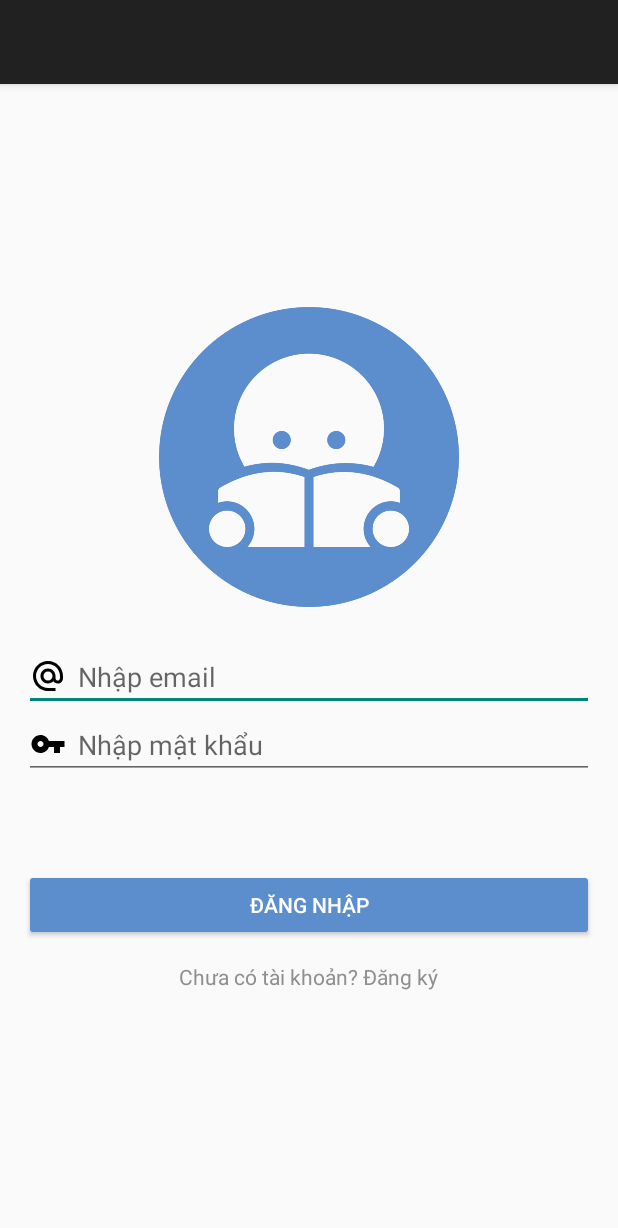
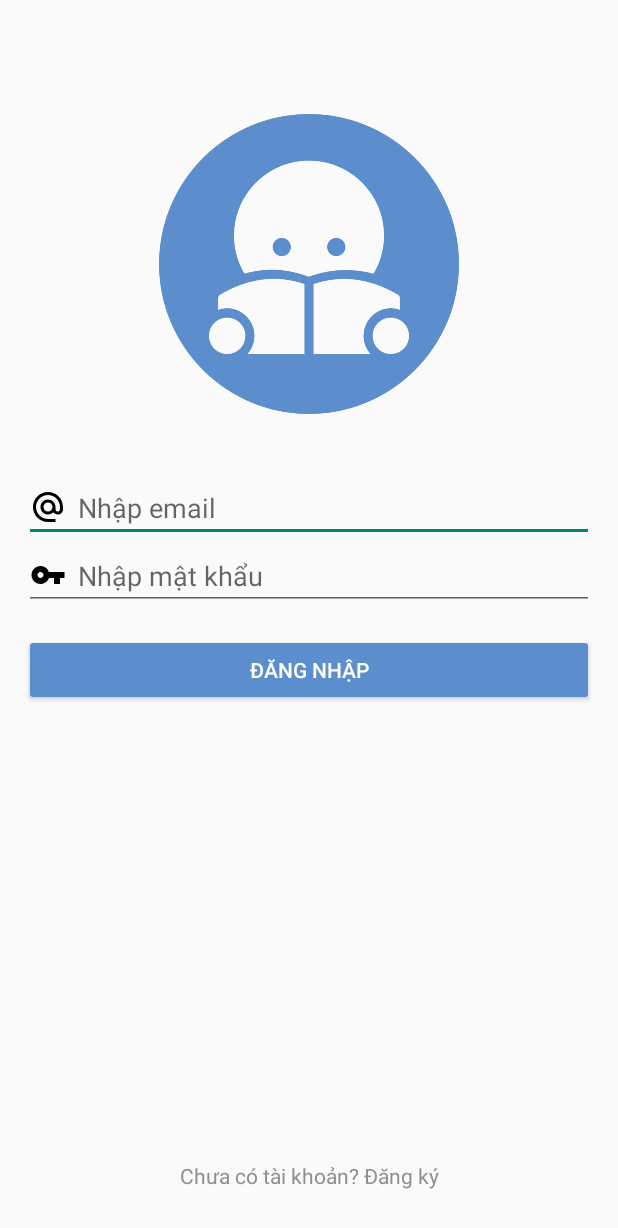
Before and after one commit to xemptsible/pdfViewer-LTDD, an Android app: the screen it shows after launch (LoginActivity), on a phone screen of 412 x 824 dp. Shown: the top 1228 px of the screen. Run offline under Robolectric (Android 15) with nearby library versions, the phone set to English and light mode, and no system bars; our stand-ins replace Firebase (no records; nobody signed in at launch, a user with empty details on screens opened directly).

Commit message:
Cập nhật

```diff
--- a/app/src/main/AndroidManifest.xml
+++ b/app/src/main/AndroidManifest.xml
@@ -45,10 +45,12 @@
         </activity>
         <activity
             android:name=".auth.LoginActivity"
-            android:exported="true" />
+            android:exported="true"
+            android:theme="@style/Theme.AppCompat.DayNight.NoActionBar"/>
         <activity
             android:name=".auth.RegisterActivity"
-            android:exported="true" />
+            android:exported="true"
+            android:theme="@style/Theme.AppCompat.DayNight.NoActionBar"/>
         <activity
             android:name=".pdf.PdfViewerActivity"
             android:exported="false" />
--- a/app/src/main/java/com/mt/pdfviewer/auth/LoginActivity.java
+++ b/app/src/main/java/com/mt/pdfviewer/auth/LoginActivity.java
@@ -36,11 +36,8 @@ public class LoginActivity extends AppCompatActivity {
 
         firebaseAuth = FirebaseAuth.getInstance();
 
-        Objects.requireNonNull(getSupportActionBar()).setTitle("");
-
         binding.btnChuyenSangDK.setOnClickListener(v -> {
             startActivity(new Intent(this, RegisterActivity.class));
-            finish();
         });
 
         binding.btnDN.setOnClickListener(v -> {
--- /dev/null
+++ b/app/src/main/res/drawable/baseline_arrow_back_24.xml
@@ -0,0 +1,5 @@
+<vector xmlns:android="http://schemas.android.com/apk/res/android" android:autoMirrored="true" android:height="24dp" android:tint="#000000" android:viewportHeight="24" android:viewportWidth="24" android:width="24dp">
+
+    <path android:fillColor="@android:color/white" android:pathData="M20,11H7.83l5.59,-5.59L12,4l-8,8 8,8 1.41,-1.41L7.83,13H20v-2z"/>
+
+</vector>
--- a/app/src/main/res/layout/activity_login.xml
+++ b/app/src/main/res/layout/activity_login.xml
@@ -1,55 +1,72 @@
 <?xml version="1.0" encoding="utf-8"?>
-<LinearLayout xmlns:android="http://schemas.android.com/apk/res/android"
+<androidx.constraintlayout.widget.ConstraintLayout xmlns:android="http://schemas.android.com/apk/res/android"
     xmlns:app="http://schemas.android.com/apk/res-auto"
     xmlns:tools="http://schemas.android.com/tools"
     android:id="@+id/main"
     android:layout_width="match_parent"
     android:layout_height="match_parent"
-    tools:context=".auth.LoginActivity"
     android:orientation="vertical"
-    android:gravity="center"
-    android:padding="16dp">
+    android:padding="16dp"
+    tools:context=".auth.LoginActivity">
+
     <ImageView
+        android:id="@+id/imageView2"
         android:layout_width="200dp"
         android:layout_height="200dp"
-        android:layout_marginBottom="24dp"
-        android:src="@drawable/app_icon"/>
+        android:layout_marginTop="60dp"
+        android:src="@drawable/app_icon"
+        app:layout_constraintEnd_toEndOf="parent"
+        app:layout_constraintStart_toStartOf="parent"
+        app:layout_constraintTop_toTopOf="parent" />
 
     <EditText
         android:id="@+id/edEmailDN"
-        android:inputType="textEmailAddress"
         android:layout_width="match_parent"
         android:layout_height="wrap_content"
         android:drawableStart="@drawable/baseline_alternate_email_24"
         android:drawablePadding="8dp"
-        android:hint="Nhập email" />
+        android:layout_marginTop="40dp"
+        android:hint="Nhập email"
+        android:inputType="textEmailAddress"
+        app:layout_constraintTop_toBottomOf="@+id/imageView2"
+        tools:layout_editor_absoluteX="16dp" />
 
     <EditText
         android:id="@+id/edMatKhauDN"
         android:layout_width="match_parent"
         android:layout_height="wrap_content"
-        android:inputType="textPassword"
+
         android:drawableStart="@drawable/password_key"
         android:drawablePadding="8dp"
-        android:hint="Nhập mật khẩu" />
+        android:hint="Nhập mật khẩu"
+        android:inputType="textPassword"
+        app:layout_constraintTop_toBottomOf="@+id/edEmailDN"
+        tools:layout_editor_absoluteX="16dp" />
 
     <Button
         android:id="@+id/btnDN"
-        android:layout_marginTop="60dp"
         android:layout_width="match_parent"
         android:layout_height="wrap_content"
         android:backgroundTint="#5C8DCD"
+        android:layout_marginTop="16dp"
+        android:text="Đăng nhập"
         android:textColor="@color/white"
-        android:text="Đăng nhập" />
+        app:layout_constraintEnd_toEndOf="parent"
+        app:layout_constraintStart_toStartOf="parent"
+        app:layout_constraintTop_toBottomOf="@+id/edMatKhauDN" />
+
     <Button
         android:id="@+id/btnChuyenSangDK"
         android:layout_width="wrap_content"
         android:layout_height="wrap_content"
-        android:textAllCaps="false"
+        android:background="?android:attr/selectableItemBackground"
         android:fontFamily="sans-serif"
         android:padding="8dp"
-        android:background="?android:attr/selectableItemBackground"
+        android:text="Chưa có tài khoản? Đăng ký"
+        android:textAllCaps="false"
         android:textColor="#8F8F8F"
-        android:text="Chưa có tài khoản? Đăng ký"/>
+        app:layout_constraintBottom_toBottomOf="parent"
+        app:layout_constraintEnd_toEndOf="parent"
+        app:layout_constraintStart_toStartOf="parent" />
 
-</LinearLayout>
+</androidx.constraintlayout.widget.ConstraintLayout>
```
Also changed, not shown: app/src/main/java/com/mt/pdfviewer/auth/RegisterActivity.java (+2 -15 lines), app/src/main/res/layout/activity_register.xml (+11 -2 lines).
